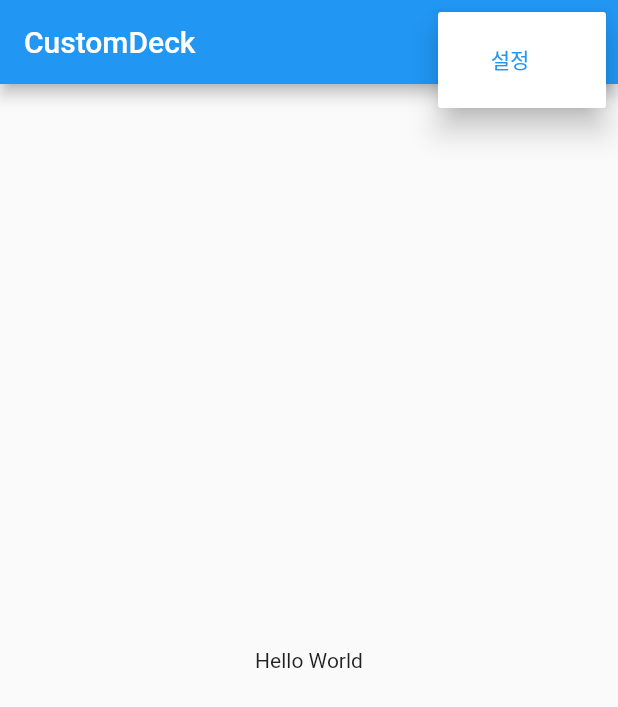
After one commit to e406hsy/custom-deck-client, a Flutter app: the screen it shows after launch, after a tap on the "more vert" icon, on a phone screen of 412 x 824 dp. The commit adds this screen. Shown: the top 707 px of the screen. Run offline on Flutter 3.47's test engine with Material 2 defaults, Android fonts, the phone set to English and light mode, and no system bars; our stand-ins replace shared_preferences.

Commit message:
refactor: split mainPage with main.dart

```diff
--- a/lib/main.dart
+++ b/lib/main.dart
@@ -2,10 +2,10 @@
 // Use of this source code is governed by a BSD-style license that can be
 // found in the LICENSE file.
 
-import 'package:animations/animations.dart';
-import 'main_app_bar.dart';
+import 'package:custom_deck/main_page.dart';
 import 'package:flutter/material.dart';
-import 'setting_page.dart';
+
+import 'package:custom_deck/main_app_bar.dart';
 
 void main() => runApp(const CustomDeckApplication());
 
@@ -14,15 +14,12 @@ class CustomDeckApplication extends StatelessWidget {
 
   @override
   Widget build(BuildContext context) {
-    return MaterialApp(
+    return const MaterialApp(
       title: 'CustomDeck',
       home: Scaffold(
         appBar: MainAppBar(),
-        body: const Center(
-          child: Text('Hello World'),
-        ),
+        body: MainPage(),
       ),
     );
   }
-
 }
--- a/lib/main_app_bar.dart
+++ b/lib/main_app_bar.dart
@@ -1,7 +1,7 @@
 import 'package:animations/animations.dart';
 import 'package:flutter/material.dart';
 
-import 'setting_page.dart';
+import 'package:custom_deck/setting/setting_page.dart';
 
 class MainAppBar extends StatelessWidget implements PreferredSizeWidget {
   const MainAppBar({Key? key})
--- /dev/null
+++ b/lib/main_page.dart
@@ -0,0 +1,19 @@
+import 'package:flutter/material.dart';
+
+class MainPage extends StatefulWidget {
+  const MainPage({Key? key}) : super(key: key);
+
+
+  @override
+  _MainPageState createState() => _MainPageState();
+}
+
+
+class _MainPageState extends State<MainPage> {
+  @override
+  Widget build(BuildContext context) {
+    return const Center(
+      child: Text('Hello World'),
+    );
+  }
+}
--- a/lib/setting_page.dart
+++ b/lib/setting/setting_page.dart
@@ -1,4 +1,4 @@
-import 'package:custom_deck/setting_service.dart';
+import 'package:custom_deck/setting/setting_service.dart';
 import 'package:flutter/material.dart';
 import 'package:flutter/services.dart';
 
```
Also changed, not shown: lib/setting/setting_service.dart (renamed from lib/setting_service.dart), 2 other files.
